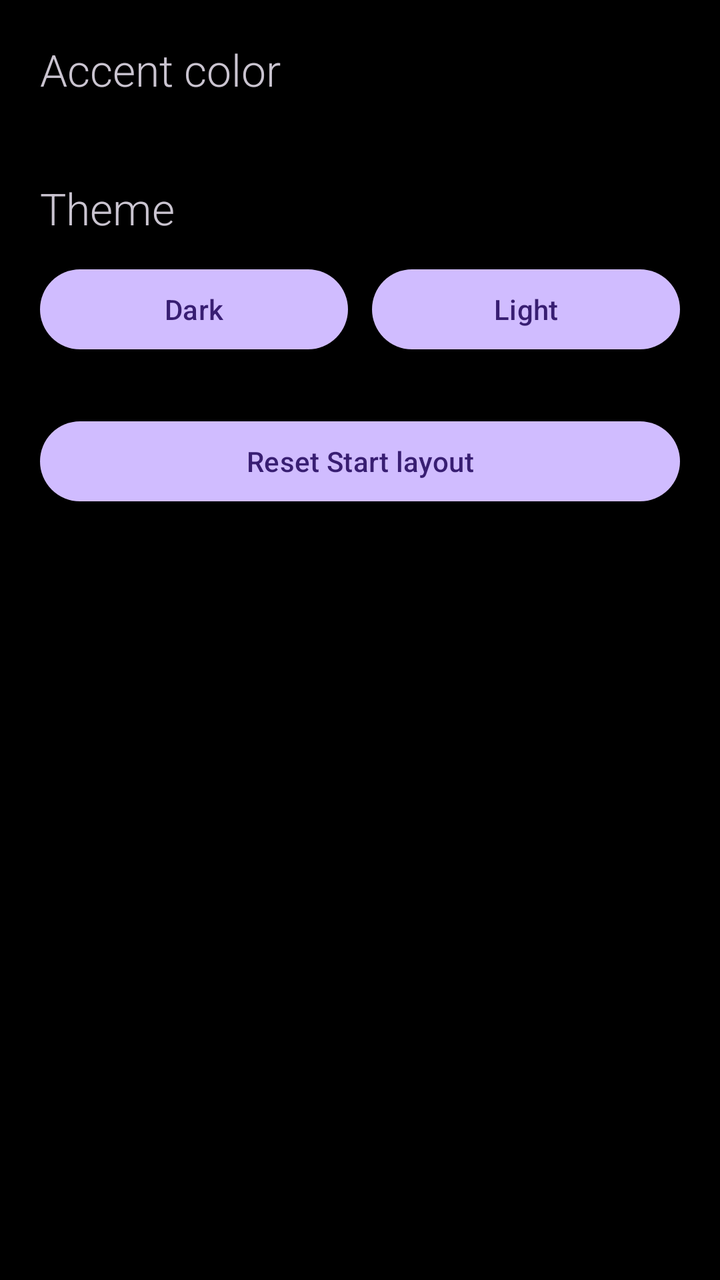
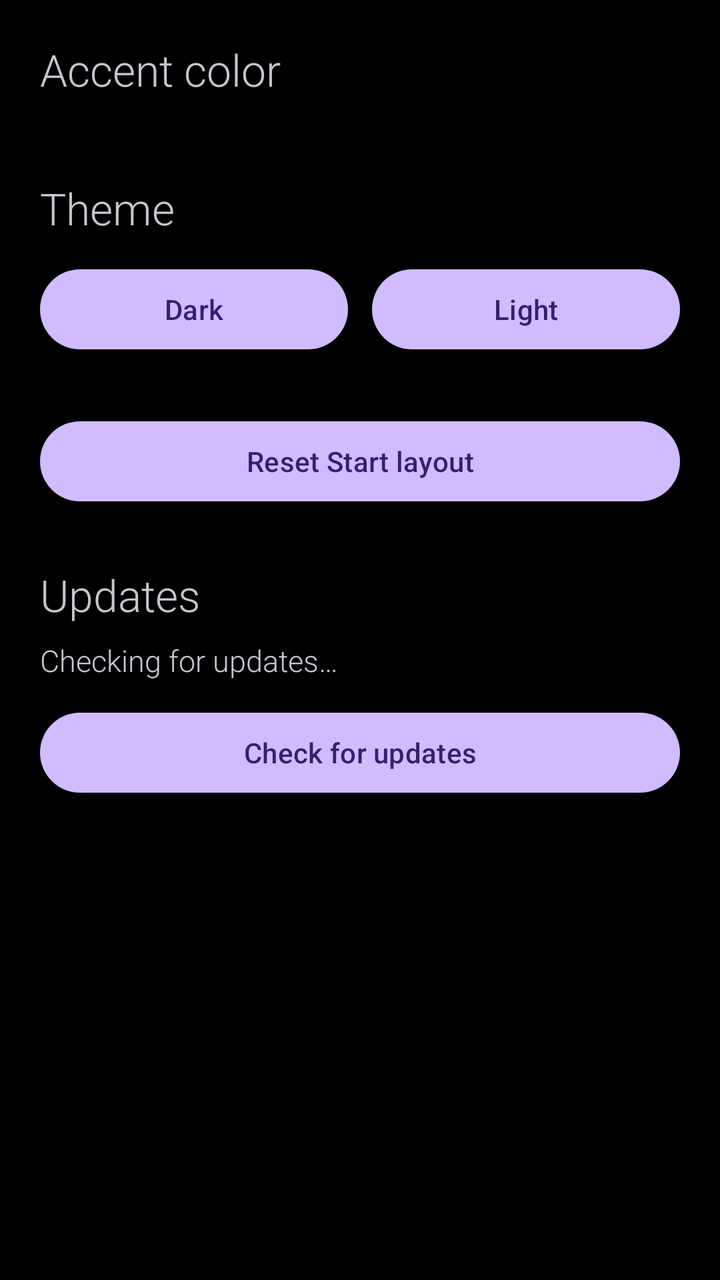

Two renders of the same Android screen: before a commit and after it. Below are the layout's source before the change and the commit's diff.
<!-- AndroidManifest.xml: application theme Theme.Win10.Dark -->
<!-- res/layout/activity_settings.xml -->
<?xml version="1.0" encoding="utf-8"?>
<ScrollView xmlns:android="http://schemas.android.com/apk/res/android"
    android:layout_width="match_parent"
    android:layout_height="match_parent">

    <LinearLayout
        android:id="@+id/root"
        android:layout_width="match_parent"
        android:layout_height="wrap_content"
        android:orientation="vertical"
        android:padding="20dp">

        <TextView
            android:id="@+id/accentTitle"
            android:layout_width="wrap_content"
            android:layout_height="wrap_content"
            android:fontFamily="sans-serif-light"
            android:text="Accent color"
            android:textSize="22sp" />

        <androidx.recyclerview.widget.RecyclerView
            android:id="@+id/accentGrid"
            android:layout_width="match_parent"
            android:layout_height="wrap_content"
            android:layout_marginTop="12dp"
            android:nestedScrollingEnabled="false" />

        <TextView
            android:id="@+id/themeTitle"
            android:layout_width="wrap_content"
            android:layout_height="wrap_content"
            android:layout_marginTop="28dp"
            android:fontFamily="sans-serif-light"
            android:text="Theme"
            android:textSize="22sp" />

        <LinearLayout
            android:layout_width="match_parent"
            android:layout_height="wrap_content"
            android:layout_marginTop="12dp"
            android:orientation="horizontal">

            <Button
                android:id="@+id/darkBtn"
                android:layout_width="0dp"
                android:layout_height="48dp"
                android:layout_weight="1"
                android:text="Dark" />

            <Button
                android:id="@+id/lightBtn"
                android:layout_width="0dp"
                android:layout_height="48dp"
                android:layout_weight="1"
                android:layout_marginStart="12dp"
                android:text="Light" />
        </LinearLayout>

        <Button
            android:id="@+id/resetBtn"
            android:layout_width="match_parent"
            android:layout_height="48dp"
            android:layout_marginTop="28dp"
            android:text="Reset Start layout" />
    </LinearLayout>
</ScrollView>
<!-- resources referenced by this layout -->
<resources>
  <style name="Theme.Win10.Dark" parent="Theme.Material3.Dark.NoActionBar">
          <item name="android:windowBackground">@color/wp_black</item>
          <item name="android:statusBarColor">@color/wp_black</item>
          <item name="android:navigationBarColor">@color/wp_black</item>
      </style>
  <color name="wp_black">#FF000000</color>
</resources>

<!-- the commit's change to res/layout/activity_settings.xml (unified diff, before → after) -->
@@ -62,5 +62,30 @@
             android:layout_height="48dp"
             android:layout_marginTop="28dp"
             android:text="Reset Start layout" />
+
+        <TextView
+            android:id="@+id/updateTitle"
+            android:layout_width="wrap_content"
+            android:layout_height="wrap_content"
+            android:layout_marginTop="28dp"
+            android:fontFamily="sans-serif-light"
+            android:text="Updates"
+            android:textSize="22sp" />
+
+        <TextView
+            android:id="@+id/updateStatus"
+            android:layout_width="match_parent"
+            android:layout_height="wrap_content"
+            android:layout_marginTop="8dp"
+            android:fontFamily="sans-serif-light"
+            android:text="Checking for updates…"
+            android:textSize="15sp" />
+
+        <Button
+            android:id="@+id/updateBtn"
+            android:layout_width="match_parent"
+            android:layout_height="48dp"
+            android:layout_marginTop="12dp"
+            android:text="Check for updates" />
     </LinearLayout>
 </ScrollView>
